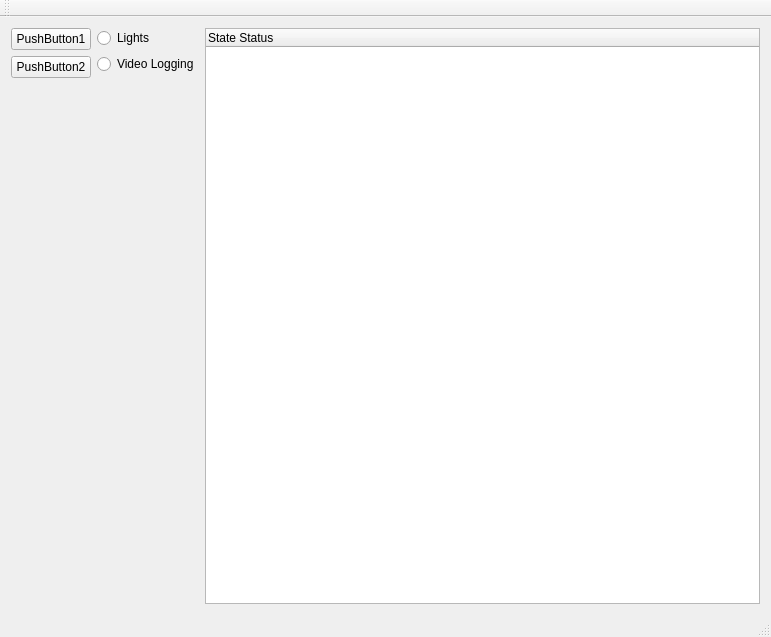
Above: StateMachineTest/mainwindow.ui from Cervidellus/StateMachineProofOfConcept before the change. Below: the same form after it.
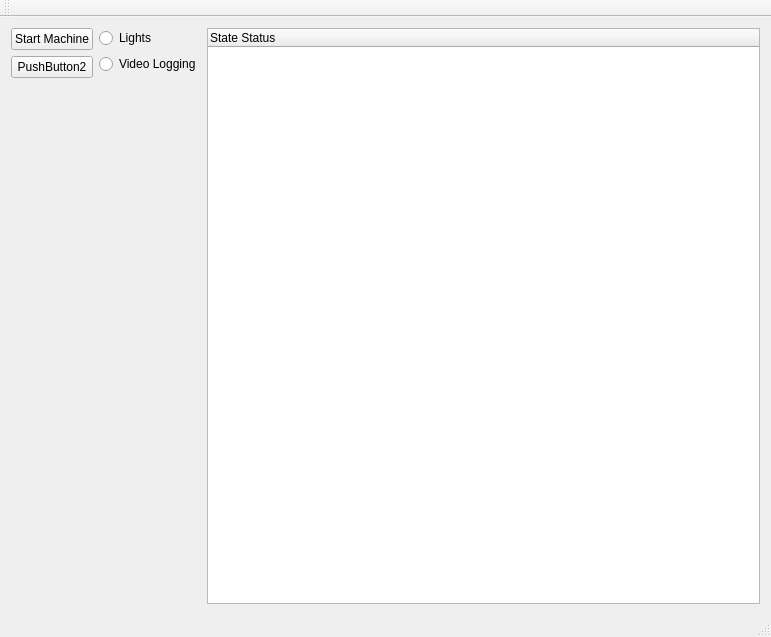
That is the form after the change.

Diff of the .ui file:
```diff
--- a/StateMachineTest/mainwindow.ui
+++ b/StateMachineTest/mainwindow.ui
@@ -20,7 +20,7 @@
       <item>
        <widget class="QPushButton" name="pushButton1">
         <property name="text">
-         <string>PushButton1</string>
+         <string>Start Machine</string>
         </property>
        </widget>
       </item>
```
Left out of the diff: 2 changed lines with no effect on the pictures.
